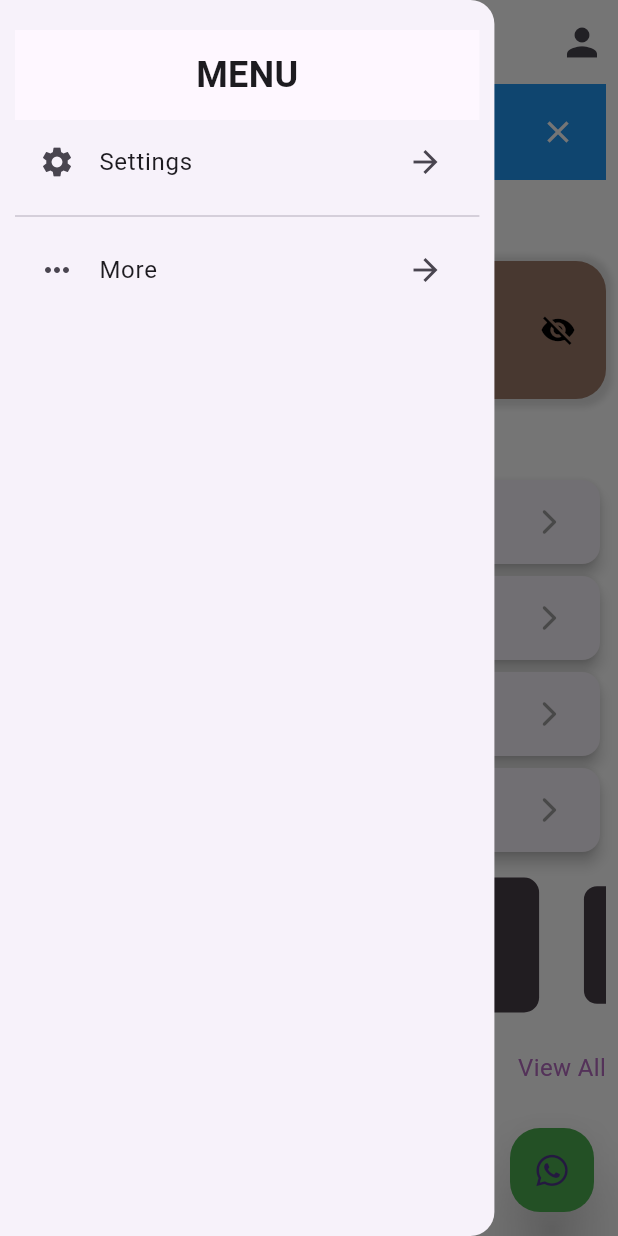
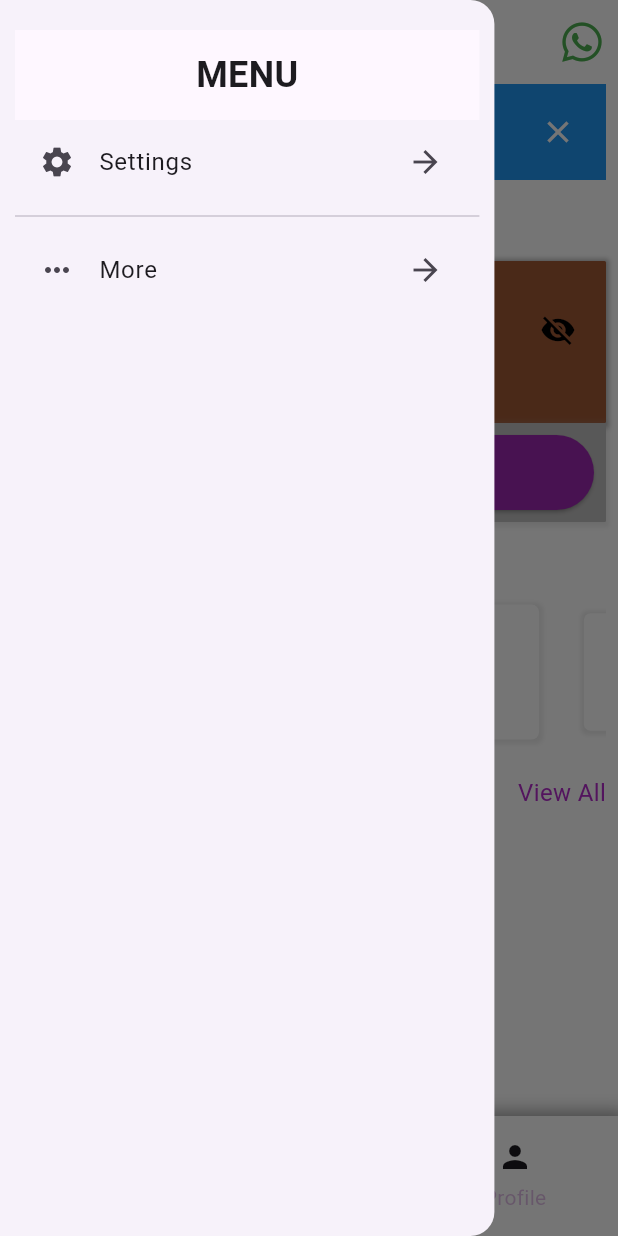
Before and after one commit to HerbertK-93/KcfApp, a Flutter app: the screen it shows once a user with an empty profile is signed in, with the side drawer open, on a phone screen of 412 x 824 dp. Run offline on Flutter 3.47's test engine with Material 3 defaults, Android fonts, the light colour scheme and no system bars; drawn by our look-alikes of carousel_slider; our stand-ins replace cached_network_image, cloud_firestore, csv, firebase_auth, firebase_core, firebase_storage and 5 more; accounts and stored records are empty.

Commit message:
Latest Changes

```diff
--- a/lib/responsive/mobile_screen_layout.dart
+++ b/lib/responsive/mobile_screen_layout.dart
@@ -1,16 +1,13 @@
 import 'package:carousel_slider/carousel_slider.dart';
 import 'package:flutter/material.dart';
 import 'package:font_awesome_flutter/font_awesome_flutter.dart';
-import 'package:provider/provider.dart';
 import 'package:kings_cogent/screens/alltransactions_screen.dart';
-import 'package:kings_cogent/screens/daily_screen.dart';
-import 'package:kings_cogent/screens/once_screen.dart';
-import 'package:kings_cogent/screens/weekly_screen.dart';
-import 'package:kings_cogent/screens/monthly_screen.dart';
 import 'package:kings_cogent/screens/profile_screen.dart';
 import 'package:kings_cogent/screens/navigation_instructions_screen.dart';
+import 'package:kings_cogent/screens/save_screen.dart';
 import 'package:kings_cogent/widgets/sidebar.dart';
 import 'package:kings_cogent/providers/transaction_provider.dart';
+import 'package:provider/provider.dart';
 import 'package:url_launcher/url_launcher.dart';
 import 'package:shared_preferences/shared_preferences.dart';
 
@@ -27,6 +24,8 @@ class _MobileScreenLayoutState extends State<MobileScreenLayout> with SingleTick
   late AnimationController _controller;
   late Animation<Offset> _slideAnimation;
   late Animation<double> _opacityAnimation;
+  int _selectedIndex = 0;
+  final PageController _pageController = PageController();
 
   @override
   void initState() {
@@ -37,8 +36,8 @@ class _MobileScreenLayoutState extends State<MobileScreenLayout> with SingleTick
     );
 
     _slideAnimation = Tween<Offset>(
-      begin: Offset(0, 0),
-      end: Offset(0, -1),
+      begin: const Offset(0, 0),
+      end: const Offset(0, -1),
     ).animate(CurvedAnimation(
       parent: _controller,
       curve: Curves.easeInOut,
@@ -58,6 +57,7 @@ class _MobileScreenLayoutState extends State<MobileScreenLayout> with SingleTick
   @override
   void dispose() {
     _controller.dispose();
+    _pageController.dispose();
     super.dispose();
   }
 
@@ -82,6 +82,13 @@ class _MobileScreenLayoutState extends State<MobileScreenLayout> with SingleTick
     });
   }
 
+  void _onItemTapped(int index) {
+    setState(() {
+      _selectedIndex = index;
+    });
+    _pageController.jumpToPage(index);
+  }
+
   @override
   Widget build(BuildContext context) {
     final transactionProvider = Provider.of<TransactionProvider>(context);
@@ -97,21 +104,32 @@ class _MobileScreenLayoutState extends State<MobileScreenLayout> with SingleTick
         centerTitle: true,
         actions: [
           IconButton(
-            icon: const Icon(Icons.person),
-            onPressed: () {
-              Navigator.push(
-                context,
-                MaterialPageRoute(
-                  builder: (context) => const ProfileScreen(uid: ''),
-                ),
+            icon: const Icon(FontAwesomeIcons.whatsapp, color: Colors.green),
+            onPressed: () async {
+              const whatsappUrl = "https://wa.me/+256784480128"; // Replace with your WhatsApp number
+              if (await canLaunch(whatsappUrl)) {
+                await launch(whatsappUrl);
+              } else {
+                ScaffoldMessenger.of(context).showSnackBar(
+                  const SnackBar(content: Text('Could not launch WhatsApp')),
                 );
+              }
             },
             iconSize: 30,
           ),
         ],
       ),
       drawer: const SideBar(),
-      body: SingleChildScrollView(
+      body: PageView(
+        controller: _pageController,
+        onPageChanged: (index) {
+          setState(() {
+            _selectedIndex = index;
+          });
+        },
+        children: <Widget>[
+          // Home Screen
+          SingleChildScrollView(
             child: Padding(
               padding: const EdgeInsets.symmetric(horizontal: 8.0),
               child: Column(
@@ -163,20 +181,20 @@ class _MobileScreenLayoutState extends State<MobileScreenLayout> with SingleTick
                   const Padding(
                     padding: EdgeInsets.fromLTRB(0, 8, 0, 15),
                     child: Text(
-                  'Your Returns',
+                      'Balance',
                       style: TextStyle(fontSize: 22, fontWeight: FontWeight.bold),
                     ),
                   ),
                   Container(
                     padding: const EdgeInsets.all(8.0),
                     decoration: BoxDecoration(
-                  color: const Color.fromARGB(247, 155, 119, 101),
-                  borderRadius: BorderRadius.circular(20),
+                      color: const Color.fromARGB(247, 160, 86, 49),
+                      borderRadius: BorderRadius.circular(1), // Reduced roundness
                       boxShadow: [
                         BoxShadow(
-                      color: Colors.grey.withOpacity(0.3),
-                      spreadRadius: 4,
-                      blurRadius: 3,
+                          color: const Color.fromARGB(255, 27, 25, 25).withOpacity(0.3),
+                          spreadRadius: 2,
+                          blurRadius: 2,
                           offset: const Offset(0, 1),
                         ),
                       ],
@@ -220,68 +238,53 @@ class _MobileScreenLayoutState extends State<MobileScreenLayout> with SingleTick
                             ),
                           ],
                         ),
+                        const SizedBox(height: 16),
                       ],
+                    ),
+                  ),
+                  Container(
+                    padding: const EdgeInsets.all(8.0),
+                    decoration: BoxDecoration(
+                      color: Theme.of(context).brightness == Brightness.dark ? const Color.fromARGB(255, 80, 80, 80) : Color.fromARGB(255, 192, 191, 191),
+                      borderRadius: BorderRadius.circular(1), // Reduced roundness
+                      boxShadow: [
+                        BoxShadow(
+                          color: Colors.grey.withOpacity(0.2),
+                          spreadRadius: 2,
+                          blurRadius: 2,
+                          offset: const Offset(0, 1),
+                        ),
+                      ],
+                    ),
+                    child: ElevatedButton.icon(
+                      onPressed: () async {
+                        const flutterwaveUrl = "https://flutterwave.com/pay/fnmb9lzxfbfu"; // Replace with your Flutterwave link
+                        if (await canLaunch(flutterwaveUrl)) {
+                          await launch(flutterwaveUrl);
+                        } else {
+                          ScaffoldMessenger.of(context).showSnackBar(
+                            const SnackBar(content: Text('Could not launch Flutterwave')),
+                          );
+                        }
+                      },
+                      icon: const Icon(FontAwesomeIcons.wallet),
+                      label: const Text('Deposit'),
+                      style: ElevatedButton.styleFrom(
+                        foregroundColor: Colors.white,
+                        backgroundColor: Theme.of(context).brightness == Brightness.dark ? Colors.purple : Colors.purple,
+                        minimumSize: const Size.fromHeight(50), // Stretch button
+                      ),
                     ),
                   ),
                   const Padding(
                     padding: EdgeInsets.fromLTRB(0, 15, 0, 4),
                     child: Text(
-                  'Saving Plans',
+                      'Coming Soon',
                       style: TextStyle(fontSize: 22, fontWeight: FontWeight.bold),
                     ),
                   ),
-              ServiceCard(
-                title: 'Monthly',
-                icon: Icons.calendar_today_outlined,
-                onTap: () {
-                  Navigator.push(
-                    context,
-                    MaterialPageRoute(
-                      builder: (context) => const MonthlyScreen(),
-                    ),
-                  );
-                },
-                isRecommended: true,
-              ),
-              ServiceCard(
-                title: 'Weekly',
-                icon: Icons.calendar_view_week_outlined,
-                onTap: () {
-                  Navigator.push(
-                    context,
-                    MaterialPageRoute(
-                      builder: (context) => const WeeklyScreen(),
-                    ),
-                  );
-                },
-              ),
-              ServiceCard(
-                title: 'Daily',
-                icon: Icons.today_outlined,
-                onTap: () {
-                  Navigator.push(
-                    context,
-                    MaterialPageRoute(
-                      builder: (context) => const DailyScreen(),
-                    ),
-                  );
-                },
-              ),
-              ServiceCard(
-                title: 'Once',
-                icon: Icons.calendar_view_day_outlined,
-                onTap: () {
-                  Navigator.push(
-                    context,
-                    MaterialPageRoute(
-                      builder: (context) => const OnceScreen(),
-                    ),
-                  );
-                },
-              ),
-              const SizedBox(height: 8),
                   const FinancialTipsCarousel(),
-              const SizedBox(height: 16),
+                  const SizedBox(height: 15),
                   Row(
                     mainAxisAlignment: MainAxisAlignment.spaceBetween,
                     children: [
@@ -297,7 +300,7 @@ class _MobileScreenLayoutState extends State<MobileScreenLayout> with SingleTick
                         },
                         child: const Text(
                           'View All',
-                      style: TextStyle(fontSize: 16, color: Color.fromARGB(255, 182, 109, 195)),
+                          style: TextStyle(fontSize: 16, color: Color.fromARGB(255, 180, 43, 204)),
                         ),
                       ),
                     ],
@@ -335,68 +338,74 @@ class _MobileScreenLayoutState extends State<MobileScreenLayout> with SingleTick
               ),
             ),
           ),
-      floatingActionButton: FloatingActionButton(
-        onPressed: () async {
-          const whatsappUrl = "https://wa.me/+256784480128"; // Replace with your WhatsApp number
-          if (await canLaunch(whatsappUrl)) {
-            await launch(whatsappUrl);
-          } else {
-            ScaffoldMessenger.of(context).showSnackBar(
-              const SnackBar(content: Text('Could not launch WhatsApp')),
-            );
-          }
-        },
-        backgroundColor: Colors.green,
-        elevation: 20,
-        shape: RoundedRectangleBorder(borderRadius: BorderRadius.circular(20)),
-        child: const Icon(FontAwesomeIcons.whatsapp),
+          // Save Screen
+          const SaveScreen(),
+          // Profile Screen
+          const ProfileScreen(uid: ''),
+        ],
       ),
-      floatingActionButtonLocation: FloatingActionButtonLocation.endFloat,
+      bottomNavigationBar: Container(
+        height: 80.0,
+        decoration: BoxDecoration(
+          boxShadow: [
+            BoxShadow(
+              color: Colors.black.withOpacity(0.3),
+              spreadRadius: 4,
+              blurRadius: 8,
+            ),
+          ],
+        ),
+        child: AnimatedBottomNavigationBar(
+          items: [
+            BottomNavigationBarItem(
+              icon: Icon(Icons.home, color: Theme.of(context).textTheme.bodyLarge!.color),
+              label: 'Home',
+            ),
+            BottomNavigationBarItem(
+              icon: Icon(Icons.account_balance, color: Theme.of(context).textTheme.bodyLarge!.color),
+              label: 'Save',
+            ),
+            BottomNavigationBarItem(
+              icon: Icon(Icons.person, color: Theme.of(context).textTheme.bodyLarge!.color),
+              label: 'Profile',
+            ),
+          ],
+          currentIndex: _selectedIndex,
+          selectedItemColor: Theme.of(context).brightness == Brightness.dark ? Colors.white : Colors.black,
+          onTap: _onItemTapped,
+        ),
+      ),
     );
   }
 }
 
-class ServiceCard extends StatelessWidget {
-  final String title;
-  final IconData icon;
-  final VoidCallback onTap;
-  final bool isRecommended;
+class AnimatedBottomNavigationBar extends StatelessWidget {
+  final List<BottomNavigationBarItem> items;
+  final int currentIndex;
+  final ValueChanged<int> onTap;
 
-  const ServiceCard({
-    super.key,
-    required this.title,
-    required this.icon,
+  const AnimatedBottomNavigationBar({
+    required this.items,
+    required this.currentIndex,
     required this.onTap,
-    this.isRecommended = false,
-  });
+    Key? key, required Color selectedItemColor,
+  }) : super(key: key);
 
   @override
   Widget build(BuildContext context) {
-    return Card(
-      elevation: 4,
-      child: ListTile(
-        leading: Icon(icon, size: 30, color: Colors.purple.shade200),
-        title: Row(
-          children: [
-            Text(
-              title,
-              style: TextStyle(fontSize: 18.0, fontWeight: FontWeight.bold, color: Theme.of(context).textTheme.bodyLarge!.color),
-            ),
-            if (isRecommended)
-              Container(
-                margin: const EdgeInsets.only(left: 80),
-                padding: const EdgeInsets.symmetric(horizontal: 6, vertical: 2),
-                decoration: BoxDecoration(color: Colors.white, borderRadius: BorderRadius.circular(4)),
-                child: const Text(
-                  'Recommended',
-                  style: TextStyle(fontSize: 10, fontWeight: FontWeight.bold, color: Color.fromARGB(255, 203, 117, 218)),
-                ),
-              ),
-          ],
-        ),
-        trailing: const Icon(Icons.arrow_forward_ios_rounded, size: 20, color: Colors.grey),
+    return BottomNavigationBar(
+      items: items,
+      currentIndex: currentIndex,
+      selectedItemColor: Colors.purple, // Set to desired color (purple)
       onTap: onTap,
-      ),
+      type: BottomNavigationBarType.fixed,
+      selectedFontSize: 18,
+      unselectedFontSize: 14,
+      backgroundColor: Theme.of(context).bottomAppBarColor,
+      showSelectedLabels: true,
+      showUnselectedLabels: true,
+      elevation: 10,
+      unselectedItemColor: Colors.purple.withOpacity(0.3), // Set unselected with a lighter shade of purple
     );
   }
 }
@@ -406,10 +415,13 @@ class FinancialTipsCarousel extends StatelessWidget {
 
   @override
   Widget build(BuildContext context) {
+    final isDarkTheme = Theme.of(context).brightness == Brightness.dark;
+    final backgroundColor = isDarkTheme ? Colors.grey[800] : Colors.white;
+    final textColor = isDarkTheme ? Colors.white : Colors.black;
+
     return CarouselSlider(
       options: CarouselOptions(height: 100, autoPlay: true, enlargeCenterPage: true),
       items: [
-        'Coming soon -> ',
         'Web version',
         'Loans with good interest rates',
         'Emergency fund',
@@ -422,13 +434,21 @@ class FinancialTipsCarousel extends StatelessWidget {
         return Container(
           margin: const EdgeInsets.all(5.0),
           decoration: BoxDecoration(
-            color: Theme.of(context).brightness == Brightness.dark ? const Color.fromARGB(255, 74, 69, 74) : const Color.fromARGB(255, 73, 63, 73),
-            borderRadius: BorderRadius.circular(10.0),
+            color: backgroundColor,
+            borderRadius: BorderRadius.circular(5.0), // Reduced roundness
+            boxShadow: [
+              BoxShadow(
+                color: Colors.grey.withOpacity(0.2),
+                spreadRadius: 2,
+                blurRadius: 2,
+                offset: const Offset(0, 1),
+              ),
+            ],
           ),
           child: Center(
             child: Text(
               tip,
-              style: const TextStyle(fontSize: 18.0, color: Colors.white, fontWeight: FontWeight.bold),
+              style: TextStyle(fontSize: 18.0, color: textColor, fontWeight: FontWeight.bold),
               textAlign: TextAlign.center,
             ),
           ),
```
Also changed, not shown: lib/screens/deposit_screen.dart (added, +17 -0 lines), lib/screens/emergency_fund.dart (added, +17 -0 lines), lib/screens/land_acquisition.dart (added, +17 -0 lines), lib/screens/medical_facilitation.dart (added, +17 -0 lines), lib/screens/profile_screen.dart (+0 -18 lines), lib/screens/save_screen.dart (added, +231 -0 lines), lib/main.dart (line endings or trailing spaces). Lines whose indentation alone changed are shown as unchanged.
